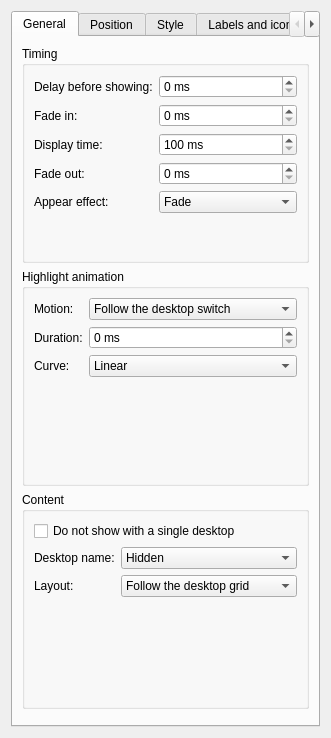
Qt form package/contents/ui/config.ui (rcspam/osd-desk-snake) before a commit.
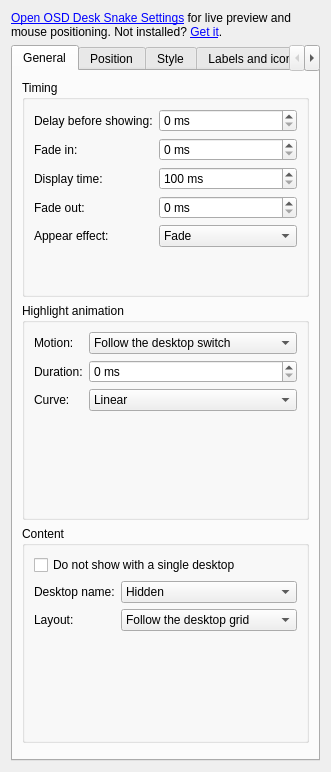
The same form after that commit. Custom widgets are drawn as their Qt base class.

Commit message:
Open the settings app from the System Settings page
The KWin script settings page is a static .ui form, so it gets a link to
osd-desk-snake://settings, a URL scheme the settings app now handles, plus a
link to the install instructions when the app is missing. When the app opens
or is brought back while that page is open, the script closes the page, which
would otherwise write back its stale values on Apply.

```diff
--- a/package/contents/ui/config.ui
+++ b/package/contents/ui/config.ui
@@ -4,6 +4,15 @@
  <class>OsdDeskSnakeConfig</class>
  <widget class="QWidget" name="OsdDeskSnakeConfig">
   <layout class="QVBoxLayout" name="mainLayout">
+   <item>
+    <widget class="QLabel" name="appLink">
+     <property name="text"><string>&lt;a href="osd-desk-snake://settings"&gt;Open OSD Desk Snake Settings&lt;/a&gt; for live preview and mouse positioning. Not installed? &lt;a href="https://github.com/rcspam/osd-desk-snake#install"&gt;Get it&lt;/a&gt;.</string></property>
+     <property name="toolTip"><string>That app saves every change right away; this window closes when it opens.</string></property>
+     <property name="textFormat"><enum>Qt::RichText</enum></property>
+     <property name="openExternalLinks"><bool>true</bool></property>
+     <property name="wordWrap"><bool>true</bool></property>
+    </widget>
+   </item>
    <item>
     <widget class="QTabWidget" name="tabs">
      <widget class="QWidget" name="tab_1">
```
The commit also changes 5 other files.
